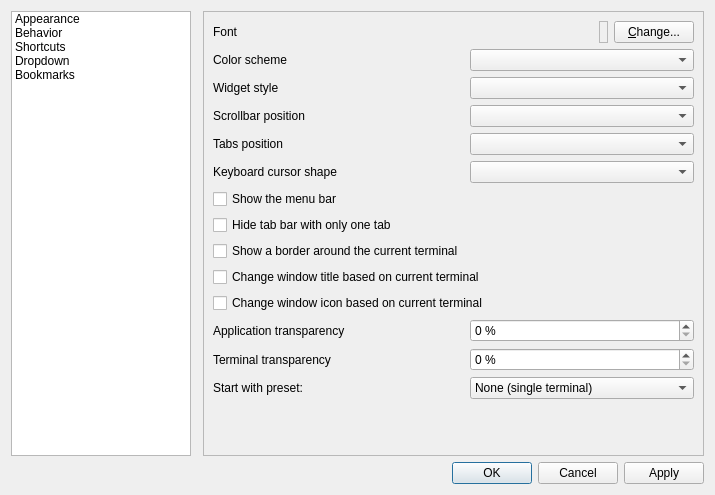
Old version of the form src/forms/propertiesdialog.ui in the repository lubuntu-team/qterminal-packaging.
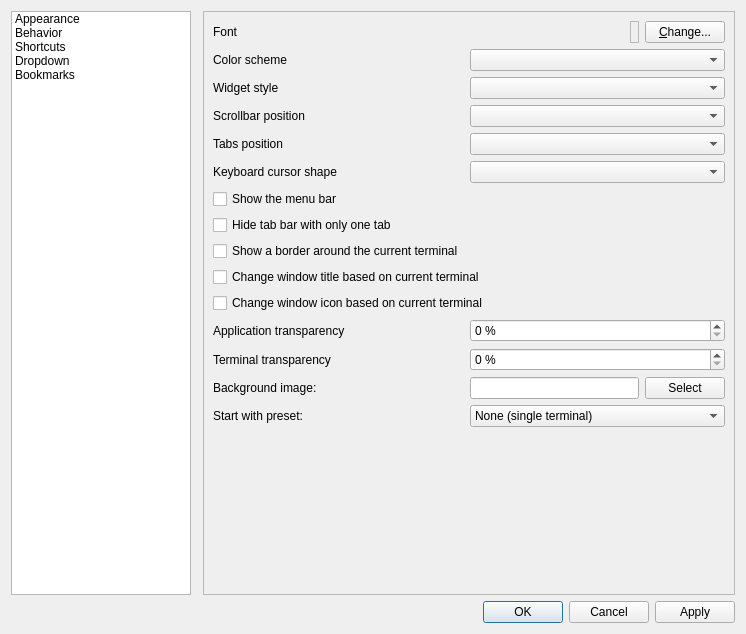
New version of the form.

The edit to the form file:
```diff
--- a/src/forms/propertiesdialog.ui
+++ b/src/forms/propertiesdialog.ui
@@ -6,8 +6,8 @@
    <rect>
     <x>0</x>
     <y>0</y>
-    <width>715</width>
-    <height>495</height>
+    <width>746</width>
+    <height>634</height>
    </rect>
   </property>
   <property name="windowTitle">
@@ -108,7 +108,7 @@
          </property>
         </widget>
        </item>
-       <item row="14" column="0">
+       <item row="16" column="0">
         <widget class="QLabel" name="label_9">
          <property name="text">
           <string>Start with preset:</string>
@@ -145,7 +145,7 @@
          </property>
         </widget>
        </item>
-       <item row="14" column="1">
+       <item row="16" column="1">
         <widget class="QComboBox" name="terminalPresetComboBox">
          <item>
           <property name="text">
@@ -279,7 +279,7 @@
          </property>
         </widget>
        </item>
-       <item row="15" column="0" colspan="2">
+       <item row="17" column="0" colspan="2">
         <spacer name="verticalSpacer_3">
          <property name="orientation">
           <enum>Qt::Vertical</enum>
@@ -320,6 +320,27 @@
          </property>
         </widget>
        </item>
+       <item row="15" column="0">
+        <widget class="QLabel" name="label_13">
+         <property name="text">
+          <string>Background image:</string>
+         </property>
+        </widget>
+       </item>
+       <item row="15" column="1">
+        <layout class="QHBoxLayout" name="horizontalLayout_3">
+         <item>
+          <widget class="QLineEdit" name="backgroundImageLineEdit"/>
+         </item>
+         <item>
+          <widget class="QPushButton" name="chooseBackgroundImageButton">
+           <property name="text">
+            <string>Select</string>
+           </property>
+          </widget>
+         </item>
+        </layout>
+       </item>
       </layout>
      </widget>
      <widget class="QWidget" name="historyPage">
```
Left out of the diff: 103 changed lines with no effect on the pictures.
